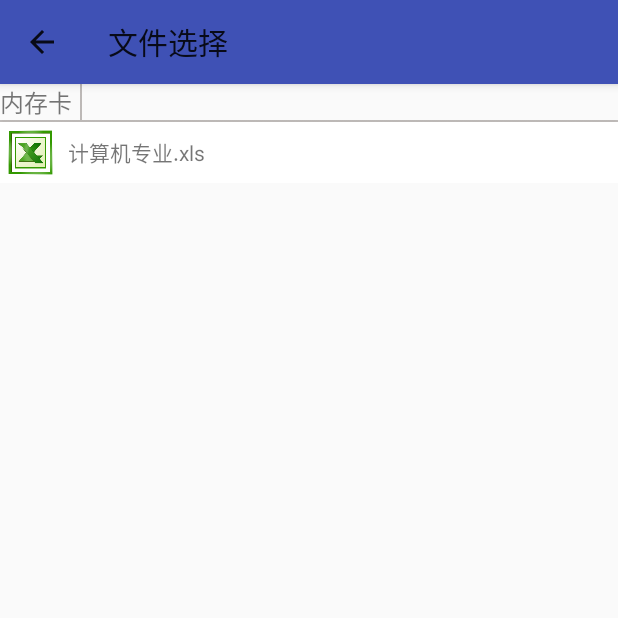
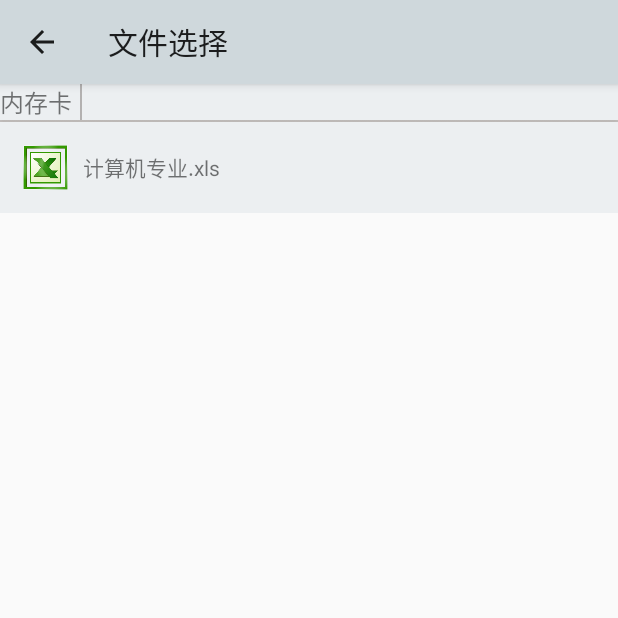
Before and after one commit to medhassno1/CourseManagement, an Android app: the screen it shows after launch (FileSelectActivity), on a phone screen of 412 x 824 dp, the top half of it. Run offline under Robolectric (Android 15) with nearby library versions, the phone set to English and light mode, and no system bars.

Commit message:
文件选择界面

```diff
--- a/CourseManagement/app/src/main/res/layout/activity_file_select.xml
+++ b/CourseManagement/app/src/main/res/layout/activity_file_select.xml
@@ -12,7 +12,7 @@
             android:id="@+id/toolbar_file_select_activity"
             android:layout_width="match_parent"
             android:layout_height="?attr/actionBarSize"
-            android:background="?attr/colorPrimary"
+            android:background="#CFD8DC"
             android:elevation="4dp"
             android:theme="@style/ThemeOverlay.AppCompat.ActionBar"
             app:popupTheme="@style/ThemeOverlay.AppCompat.Light">
@@ -22,7 +22,8 @@
     <LinearLayout
         android:layout_width="match_parent"
         android:layout_height="wrap_content"
-        android:orientation="horizontal">
+        android:orientation="horizontal"
+        android:background="#ECEFF1">
         <TextView
             android:layout_width="wrap_content"
             android:layout_height="wrap_content"
@@ -44,6 +45,6 @@
         android:id="@+id/lv_file_list"
         android:layout_width="match_parent"
         android:layout_height="wrap_content"
-        android:background="#fff"/>
+        android:background="#ECEFF1"/>
 
 </LinearLayout>
--- a/CourseManagement/app/src/main/res/layout/list_item_file.xml
+++ b/CourseManagement/app/src/main/res/layout/list_item_file.xml
@@ -2,7 +2,8 @@
 <LinearLayout xmlns:android="http://schemas.android.com/apk/res/android"
     android:orientation="horizontal" android:layout_width="match_parent"
     android:layout_height="match_parent"
-    android:padding="5dp"
+    android:padding="15dp"
+    android:layout_margin="5dp"
     >
 
     <ImageView
```
